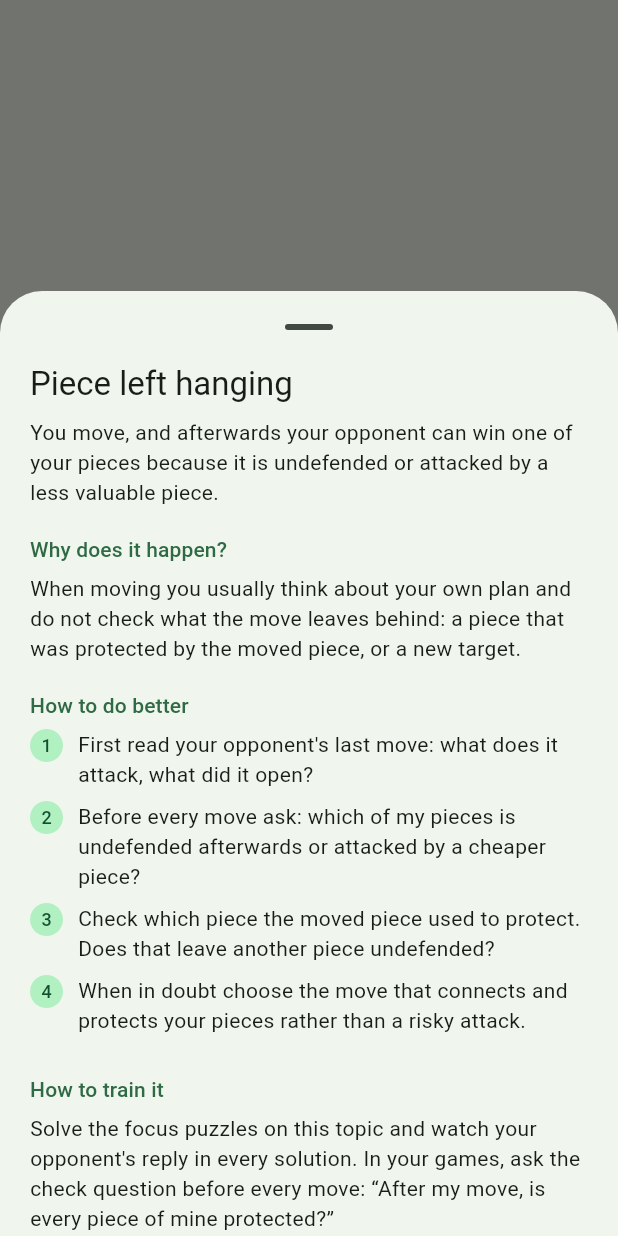
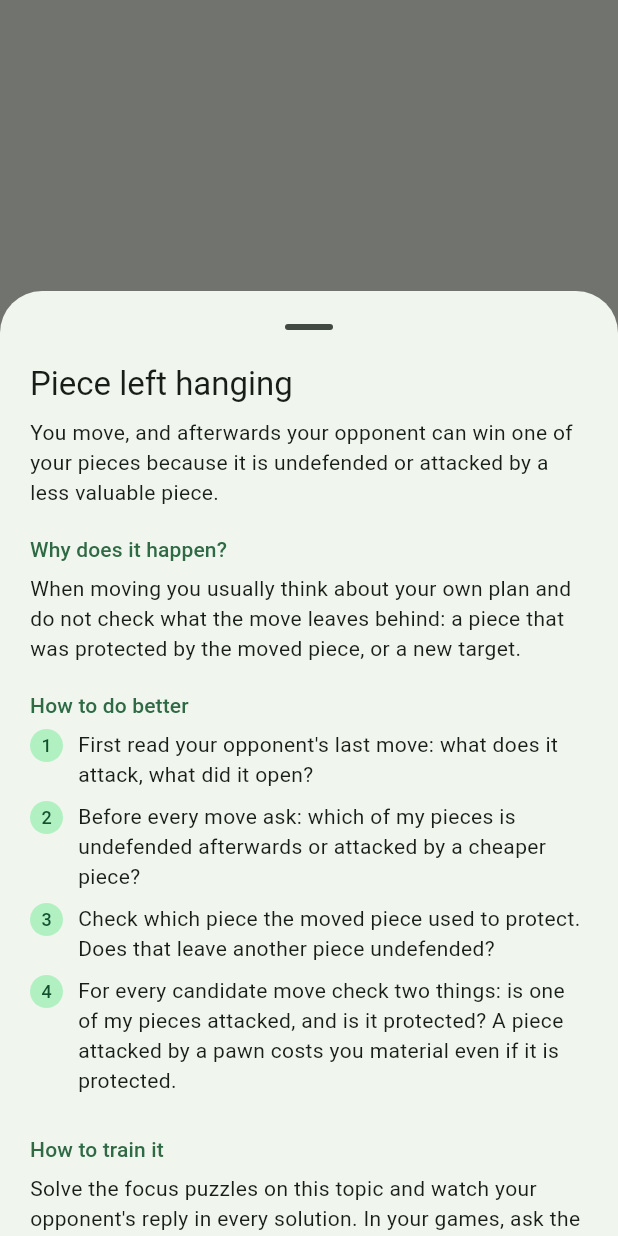
Before and after one commit to adubdubdub/chess-mentor-app, a Flutter app: what showTopicInfo() shows on an empty page, opened directly with empty values, on a phone screen of 412 x 824 dp. Run offline on Flutter 3.47's test engine with Material 3 defaults, Android fonts, the phone set to English and light mode, and no system bars; our stand-ins replace file_picker, flutter_local_notifications, flutter_secure_storage, flutter_timezone, shared_preferences, sqflite and 2 more; missing offline and left inert: chessground, dartchess, flutter_foreground_task, multistockfish, receive_sharing_intent; accounts and stored records are empty; network calls fail.

Commit message:
Elo-Anpassung E3: stufenspezifischer Schritt im Info-Blatt und Prüffrage je Stufe (Fokuskarte, Wochenmeldung)
Co-Authored-By: Claude Sonnet 5.5 <noreply@anthropic.com>

```diff
--- a/lib/mentor/focus_notice.dart
+++ b/lib/mentor/focus_notice.dart
@@ -3,6 +3,7 @@ library;
 
 import '../ui/strings.dart';
 import 'focus.dart';
+import 'strength.dart';
 import 'topic_texts.dart';
 
 class FocusNotice {
@@ -14,11 +15,11 @@ class FocusNotice {
 
 /// Wochenanfang: Der Fokus läuft noch, ist am [at] schon abgelaufen, oder es gibt noch keinen.
 /// Null, wenn es nichts Sinnvolles zu sagen gibt (kein Fokus und kein Vorschlag möglich).
-FocusNotice? weeklyNotice(Tr tr, {FocusEntry? active, required DateTime at, required bool hasSuggestion}) {
+FocusNotice? weeklyNotice(Tr tr, {FocusEntry? active, required DateTime at, required bool hasSuggestion, Level? level}) {
   if (active != null && at.isBefore(active.endsAt)) {
     return FocusNotice(
       '🎯 ${tr.t('Wochenfokus', 'Weekly focus')}: ${tr.topicName(active.topic)}',
-      tr.topicCheck(active.topic),
+      tr.topicCheckFor(active.topic, level),
     );
   }
   if (!hasSuggestion) return null;
--- /dev/null
+++ b/lib/mentor/level_texts_data.dart
@@ -0,0 +1,194 @@
+/// Stufenspezifische Hinweise je Thema (Elo-Anpassung E3): ein Schritt für die Info-Blätter und eine Prüffrage.
+/// Reihenfolge der Listen: Einsteiger, Fortgeschrittener Anfänger, Mittelstufe, Fortgeschritten (wie `Level`).
+library;
+
+import 'topics.dart';
+
+typedef LevelText = ({String stepDe, String stepEn, String checkDe, String checkEn});
+
+const Map<Topic, List<LevelText>> levelTexts = {
+  Topic.hangsPiece: [
+    (
+      stepDe: 'Zähle vor dem Ziehen deine Figuren durch: Steht eine ohne Schutz, kann dein Gegner sie sofort schlagen. Bewege keine Figur, die eine andere schützt.',
+      stepEn: 'Before moving, count your pieces: if one is unprotected, your opponent can take it right away. Do not move a piece that protects another.',
+      checkDe: 'Steht jede meiner Figuren sicher, oder kann der Gegner eine einfach schlagen?',
+      checkEn: 'Is every piece of mine safe, or can my opponent simply take one?',
+    ),
+    (
+      stepDe: 'Prüfe bei jedem Zugkandidaten zwei Dinge: Wird eine meiner Figuren angegriffen, und ist sie gedeckt? Eine Figur, die ein Bauer angreift, kostet dich Material, selbst wenn sie gedeckt ist.',
+      stepEn: 'For every candidate move check two things: is one of my pieces attacked, and is it protected? A piece attacked by a pawn costs you material even if it is protected.',
+      checkDe: 'Wird nach meinem Zug eine Figur angegriffen, und ist sie gedeckt?',
+      checkEn: 'After my move, is a piece attacked, and is it protected?',
+    ),
+    (
+      stepDe: 'Denke in Verbindungen: Welche Figuren decken sich gegenseitig, und welcher Verteidiger ist überlastet, weil er zwei Aufgaben hat?',
+      stepEn: 'Think in connections: which pieces protect each other, and which defender is overloaded because it has two jobs?',
+      checkDe: 'Welche meiner Figuren hängt an einem einzigen Verteidiger?',
+      checkEn: 'Which of my pieces depends on a single defender?',
+    ),
+    (
+      stepDe: 'Prüfe Überlastung und Ablenkung: Wenn der Gegner einen Verteidiger wegzieht oder vertreibt, was fällt dann? Solche Zwischenzüge findest du nur, wenn du seine stärksten Forderungen durchrechnest.',
+      stepEn: 'Check overload and deflection: if your opponent removes or chases away a defender, what falls? You only find such in-between moves by calculating his most forcing options.',
+      checkDe: 'Welchen Verteidiger kann der Gegner ablenken oder vertreiben, und was fällt dann?',
+      checkEn: 'Which defender can my opponent deflect or chase away, and what falls then?',
+    ),
+  ],
+  Topic.allowsMate: [
+    (
+      stepDe: 'Prüfe, ob dein König nach dem Zug noch Felder zum Ausweichen hat. Gibt der Gegner Schach und es gibt kein freies Feld, ist es Matt.',
+      stepEn: 'Check that your king still has squares to move to after your move. If your opponent checks and there is no free square, it is mate.',
+      checkDe: 'Kann mein Gegner mir nach dem Zug Schach geben, und wohin kann mein König dann?',
+      checkEn: 'After my move, can my opponent give me a check, and where can my king go?',
+    ),
+    (
+      stepDe: 'Achte aufs Grundreihenmatt: Steht dein König hinter eigenen Bauern ohne Fluchtfeld, reicht ein Turm- oder Damenschach. Schaffe vorher mit einem Bauernzug Luft.',
+      stepEn: 'Watch for back-rank mate: if your king sits behind its own pawns with no flight square, one rook or queen check is enough. Make room with a pawn move beforehand.',
+      checkDe: 'Hat mein König nach dem Zug ein Fluchtfeld, und deckt eine Figur die Grundreihe?',
+      checkEn: 'Does my king have a flight square after the move, and does a piece guard the back rank?',
+    ),
+    (
+      stepDe: 'Beachte, wo dein Königsschutz schwächer wird: Wenn Bauern vor dem König gezogen wurden, prüfe Batterien aus Dame und Läufer auf der offenen Diagonale.',
+      stepEn: 'Notice where your king\'s shelter gets weaker: if pawns in front of the king have moved, check queen-and-bishop batteries on the open diagonal.',
+      checkDe: 'Wo wird mein Königsschutz schwächer, und welche Gegnerfigur kann dort eindringen?',
+      checkEn: 'Where is my king\'s shelter getting weaker, and which enemy piece can break in there?',
+    ),
+    (
+      stepDe: 'Rechne die Schachfolgen des Gegners mit Zwischenzügen durch: Reicht ein Opfer, um meinen Königsschutz zu sprengen? Vorbeugen ist besser als Verteidigen.',
+      stepEn: 'Calculate your opponent\'s check sequences including in-between moves: is a sacrifice enough to blow up my king\'s shelter? Prevention beats defence.',
+      checkDe: 'Welches Opfer oder welcher Durchbruch könnte meinen Königsschutz sprengen?',
+      checkEn: 'Which sacrifice or breakthrough could blow up my king\'s shelter?',
+    ),
+  ],
+  Topic.missedMate: [
+    (
+      stepDe: 'Schau bei jedem Zug, ob du Schach geben kannst. Hat der gegnerische König nur wenige freie Felder, kann ein Schach schon Matt sein.',
+      stepEn: 'On every move look whether you can give check. If the enemy king has few free squares, a check can already be mate.',
+      checkDe: 'Kann ich dem König Schach geben, und wohin kann er dann ziehen?',
+      checkEn: 'Can I check the king, and where can it go then?',
+    ),
+    (
+      stepDe: 'Rechne jedes Schach bis zum Ende: Welche Antworten hat der König, kann man das Schach schlagen oder blocken? Bleibt keine, ist es Matt.',
+      stepEn: 'Calculate every check to the end: what replies does the king have, can the check be captured or blocked? If none remain, it is mate.',
+      checkDe: 'Gibt es ein Schach, nach dem der König keine gute Antwort hat?',
+      checkEn: 'Is there a check after which the king has no good reply?',
+    ),
+    (
+      stepDe: 'Suche Mattmuster mehrere Züge voraus: Ein Opfer, das Fluchtfelder nimmt, führt oft in zwei oder drei Zügen zum Matt.',
+      stepEn: 'Look for mating patterns several moves ahead: a sacrifice that takes away flight squares often leads to mate in two or three moves.',
+      checkDe: 'Welche Fluchtfelder des Königs kann ich mit einem Opfer oder Schach nehmen?',
+      checkEn: 'Which flight squares of the king can I take with a sacrifice or a check?',
+    ),
+    (
+      stepDe: 'Zähle forcierte Varianten systematisch: erst Schachs, dann Mattdrohungen, dann ruhige Züge, die Matt erzwingen. Prüfe alle Königsantworten, bevor du die Variante verwirfst.',
+      stepEn: 'Count forcing lines systematically: first checks, then mate threats, then quiet moves that force mate. Check all king replies before you discard a line.',
+      checkDe: 'Wo führt eine forcierte Folge aus Schachs und Mattdrohungen zum Ziel?',
+      checkEn: 'Where does a forcing sequence of checks and mate threats succeed?',
+    ),
+  ],
+  Topic.missedMaterial: [
+    (
+      stepDe: 'Schau, ob eine Figur deines Gegners nicht gedeckt ist: Dann kannst du sie schlagen. Schlage nur, wenn danach deine eigene Figur sicher bleibt.',
+      stepEn: 'Look whether one of your opponent\'s pieces is unprotected: then you can capture it. Only capture if your own piece stays safe afterwards.',
+      checkDe: 'Steht beim Gegner eine Figur ungeschützt, die ich schlagen kann?',
+      checkEn: 'Is one of my opponent\'s pieces unprotected so that I can take it?',
+    ),
+    (
+      stepDe: 'Suche Gabeln: Greift ein Springer oder die Dame zwei Figuren gleichzeitig an, gewinnst du meist Material. Prüfe auch Fesselungen.',
+      stepEn: 'Look for forks: if a knight or the queen attacks two pieces at once, you usually win material. Check pins as well.',
+      checkDe: 'Kann eine meiner Figuren zwei Ziele gleichzeitig angreifen?',
+      checkEn: 'Can one of my pieces attack two targets at once?',
+    ),
+    (
+      stepDe: 'Suche Taktikmotive systematisch: Fesselung, Abzug, Ablenkung, Zwischenzug. Frage dich, welche gegnerische Figur überlastet ist.',
+      stepEn: 'Search for tactical motifs systematically: pin, discovered attack, deflection, in-between move. Ask which enemy piece is overloaded.',
+      checkDe: 'Welche Gegnerfigur ist überlastet oder gefesselt, und wie nutze ich das?',
+      checkEn: 'Which enemy piece is overloaded or pinned, and how do I use that?',
+    ),
+    (
+      stepDe: 'Prüfe Zwischenzüge und Zugumstellungen, die Material erzwingen, bevor du deinen Plan fortsetzt. Rechne die Variante bis zum ruhigen Ende, damit du den Wert eines Opfers richtig einschätzt.',
+      stepEn: 'Check in-between moves and move-order tricks that force material before you continue your plan. Calculate the line to a quiet position to judge the value of a sacrifice correctly.',
+      checkDe: 'Welcher Zwischenzug oder welche Zugumstellung gewinnt hier Material?',
+      checkEn: 'Which in-between move or move-order trick wins material here?',
+    ),
+  ],
+  Topic.missedCheck: [
+    (
+      stepDe: 'Sieh dir jedes Schach an, auch wenn es zuerst sinnlos wirkt. Oft muss der König ziehen, und du gewinnst Zeit oder Material.',
+      stepEn: 'Look at every check, even if it seems pointless at first. Often the king has to move and you gain time or material.',
+      checkDe: 'Welche Schachs habe ich in dieser Stellung?',
+      checkEn: 'Which checks do I have in this position?',
+    ),
+    (
+      stepDe: 'Suche Schach mit Gabel: Eine Dame oder ein Springer, der König und eine zweite Figur gleichzeitig angreift, gewinnt Material.',
+      stepEn:
+          'Look for check with a fork: a queen or knight attacking the king and a second piece at once wins material.',
+      checkDe: 'Gibt es ein Schach, das gleichzeitig eine zweite Figur angreift?',
+      checkEn: 'Is there a check that attacks a second piece at the same time?',
+    ),
+    (
+      stepDe: 'Nutze Schachs, um Tempo zu gewinnen oder die Königsstellung zu zerstören, bevor du ruhig weiterspielst. Rechne aber nach, ob der König danach besser steht.',
+      stepEn: 'Use checks to gain tempo or wreck the king\'s position before you play on quietly. But check whether the king ends up better placed.',
+      checkDe: 'Verbessert oder verschlechtert ein Schach die Lage meines Gegners?',
+      checkEn: 'Does a check improve or worsen my opponent\'s position?',
+    ),
+    (
+      stepDe: 'Prüfe, ob ein Schach einen Verteidiger vertreibt oder eine Linie öffnet. Bevorzuge Schachs, die ein stärkeres Folgemotiv vorbereiten.',
+      stepEn: 'Check whether a check chases away a defender or opens a line. Prefer checks that prepare a stronger follow-up motif.',
+      checkDe: 'Welches Schach bereitet ein stärkeres Folgemotiv vor?',
+      checkEn: 'Which check prepares a stronger follow-up motif?',
+    ),
+  ],
+  Topic.advantageLost: [
+    (
+      stepDe:
+          'Wenn du eine Figur mehr hast, tausche ab. Spiele keine riskanten Angriffe, solange du ohnehin vorne liegst.',
+      stepEn: 'When you are a piece up, trade pieces. Do not play risky attacks while you are ahead anyway.',
+      checkDe: 'Kann ich mit Tauschen sicher einfacher spielen?',
+      checkEn: 'Can I play more simply and safely by trading?',
+    ),
+    (
+      stepDe: 'Prüfe vor jedem Zug, was der Gegner mit seinem letzten Zug erreichen will. Ein Vorteil geht oft durch einen einzigen übersehenen Angriff verloren.',
+      stepEn: 'Before every move check what your opponent wants to achieve with his last move. An advantage is often lost to a single overlooked attack.',
+      checkDe: 'Was will mein Gegner mit seinem letzten Zug erreichen?',
+      checkEn: 'What does my opponent want to achieve with his last move?',
+    ),
+    (
+      stepDe: 'Wandle den Vorteil planvoll um: Tausche aktive Gegnerfiguren, nimm ihm das Gegenspiel und öffne erst dann Linien für deinen Angriff.',
+      stepEn: 'Convert the advantage with a plan: trade the opponent\'s active pieces, take away his counterplay and only then open lines for your attack.',
+      checkDe: 'Welche Gegnerfigur gibt ihm noch Gegenspiel, und kann ich sie tauschen?',
+      checkEn: 'Which enemy piece still gives him counterplay, and can I trade it?',
+    ),
+    (
+      stepDe: 'Vergleiche zwei Fortsetzungen nach ihrem Risiko: Die sichere Umwandlung ist meist besser als eine forcierte Variante mit offenem Ausgang. Beuge dem besten Gegnerplan vor.',
+      stepEn: 'Compare two continuations by risk: the safe conversion is usually better than a forcing line with an open outcome. Prevent the opponent\'s best plan.',
+      checkDe: 'Welche Fortsetzung hat bei gleichem Vorteil weniger Risiko?',
+      checkEn: 'Which continuation carries less risk for the same advantage?',
+    ),
+  ],
+  Topic.whenWorse: [
+    (
+      stepDe: 'Wenn du schlechter stehst: Stelle nichts ein und tausche nicht ohne Not. Warte, ob dein Gegner einen Fehler macht.',
+      stepEn: 'When you are worse: do not hang anything and do not trade without need. Wait to see whether your opponent makes a mistake.',
+      checkDe: 'Was ist der sicherste Zug, bei dem ich nichts verliere?',
+      checkEn: 'What is the safest move that loses nothing?',
+    ),
+    (
+      stepDe: 'Finde die stärkste Drohung deines Gegners und wehre genau diese ab. So findest du meist den besten Verteidigungszug.',
+      stepEn: 'Find your opponent\'s strongest threat and parry exactly that. That usually leads you to the best defensive move.',
+      checkDe: 'Was ist die stärkste Drohung meines Gegners, und wie wehre ich sie ab?',
+      checkEn: 'What is my opponent\'s strongest threat, and how do I parry it?',
+    ),
+    (
+      stepDe: 'Suche aktive Verteidigung: ein Gegenschach, den Tausch des stärksten Angreifers oder eine Stellung, in der er nicht weiterkommt.',
+      stepEn: 'Look for active defence: a counter-check, trading the strongest attacker or a position where he cannot make progress.',
+      checkDe: 'Wie kann ich die Stellung festigen oder Gegenspiel schaffen?',
+      checkEn: 'How can I consolidate the position or create counterplay?',
+    ),
+    (
+      stepDe: 'Zähle deine Ressourcen: Dauerschach, Festung, Gegenopfer. Spiele den Zug, der die Stellung am schwersten angreifbar macht, nicht den, der den schnellsten Ausgleich verspricht.',
+      stepEn: 'Count your resources: perpetual check, fortress, counter-sacrifice. Play the move that makes the position hardest to attack, not the one that promises the quickest equality.',
+      checkDe: 'Welche Ressource (Dauerschach, Festung, Gegenopfer) hält die Stellung?',
+      checkEn: 'Which resource (perpetual check, fortress, counter-sacrifice) holds the position?',
+    ),
+  ],
+};
--- a/lib/mentor/topic_info.dart
+++ b/lib/mentor/topic_info.dart
@@ -2,6 +2,7 @@
 library;
 
 import '../ui/strings.dart';
+import 'strength.dart';
 import 'topic_texts.dart';
 import 'topics.dart';
 
@@ -19,14 +20,16 @@ class TopicInfo {
 }
 
 extension TopicInfoTexts on Tr {
-  TopicInfo topicInfo(Topic t) {
+  /// Mit [level] ersetzt ein stufenspezifischer Schritt den vierten allgemeinen, und die Prüffrage passt zur Stufe.
+  TopicInfo topicInfo(Topic t, {Level? level}) {
+    final check = topicCheckFor(t, level);
     final practice = this.t(
       'Löse die Fokus-Puzzles zu diesem Thema und achte bei jeder Auflösung auf die Antwort des Gegners. In deinen Partien '
-          'stellst du vor jedem Zug die Prüffrage: „${topicCheck(t)}“',
+          'stellst du vor jedem Zug die Prüffrage: „$check“',
       'Solve the focus puzzles on this topic and watch your opponent\'s reply in every solution. In your games, ask the '
-          'check question before every move: “${topicCheck(t)}”',
+          'check question before every move: “$check”',
     );
-    return switch (t) {
+    final base = switch (t) {
       Topic.hangsPiece => TopicInfo(
         what: this.t(
           'Du ziehst, und danach kann dein Gegner eine deiner Figuren gewinnen, weil sie ungedeckt steht oder von einer weniger wertvollen Figur angegriffen wird.',
@@ -231,5 +234,12 @@ extension TopicInfoTexts on Tr {
         practice: practice,
       ),
     };
+    if (level == null) return base;
+    return TopicInfo(
+      what: base.what,
+      why: base.why,
+      how: [...base.how.take(3), topicStepFor(t, level)],
+      practice: base.practice,
+    );
   }
 }
--- a/lib/mentor/topic_texts.dart
+++ b/lib/mentor/topic_texts.dart
@@ -2,6 +2,8 @@
 library;
 
 import '../ui/strings.dart';
+import 'level_texts_data.dart';
+import 'strength.dart';
 import 'topics.dart';
 
 extension TopicTexts on Tr {
@@ -79,4 +81,17 @@ extension TopicTexts on Tr {
     Topic.advantageLost => this.t('Was ist das sicherste Weiterspielen mit meinem Vorteil?', 'What is the safest way to continue with my advantage?'),
     Topic.whenWorse => this.t('Was ist der ruhigste Zug, der nichts verschlechtert?', 'What is the calmest move that makes nothing worse?'),
   };
+
+  /// Prüffrage passend zur Stufe (Elo-Anpassung); ohne Stufe die allgemeine [topicCheck].
+  String topicCheckFor(Topic t, Level? level) {
+    if (level == null) return topicCheck(t);
+    final x = levelTexts[t]![level.index];
+    return this.t(x.checkDe, x.checkEn);
+  }
+
+  /// Der stufenspezifische Schritt für das Info-Blatt.
+  String topicStepFor(Topic t, Level level) {
+    final x = levelTexts[t]![level.index];
+    return this.t(x.stepDe, x.stepEn);
+  }
 }
--- a/lib/puzzles/reminders.dart
+++ b/lib/puzzles/reminders.dart
@@ -92,7 +92,7 @@ class Reminders {
     if (!monday.isAfter(now)) monday = monday.add(const Duration(days: 7));
     for (var i = 0; i < _weeks; i++) {
       final at = tz.TZDateTime(tz.local, monday.year, monday.month, monday.day + 7 * i, 9);
-      final notice = weeklyNotice(tr, active: active, at: at, hasSuggestion: hasSuggestion);
+      final notice = weeklyNotice(tr, active: active, at: at, hasSuggestion: hasSuggestion, level: settings.level);
       if (notice == null) continue;
       await _plugin.zonedSchedule(
         id: _weeklyFirstId + i,
--- a/lib/ui/app_scope.dart
+++ b/lib/ui/app_scope.dart
@@ -33,6 +33,8 @@ class AppScope extends InheritedWidget {
   final StrengthService strength;
   final SecretStore secrets;
 
+  static AppScope? maybeOf(BuildContext context) => context.dependOnInheritedWidgetOfExactType<AppScope>();
+
   static AppScope of(BuildContext context) => context.dependOnInheritedWidgetOfExactType<AppScope>()!;
 
   @override
--- a/lib/ui/mentor_page.dart
+++ b/lib/ui/mentor_page.dart
@@ -138,6 +138,7 @@ class _MentorPageState extends State<MentorPage> {
         await _load();
       },
       onReview: _openReview,
+      level: AppScope.of(context).settings.level,
       onPractice: () => Navigator.of(context).push(MaterialPageRoute<void>(builder: (_) => const PuzzlePage())).then((_) => _load()),
     );
   }
--- a/lib/ui/topic_info_sheet.dart
+++ b/lib/ui/topic_info_sheet.dart
@@ -1,12 +1,16 @@
 import 'package:flutter/material.dart';
 
+import '../mentor/strength.dart';
 import '../mentor/topic_info.dart';
 import '../mentor/topic_texts.dart';
 import '../mentor/topics.dart';
+import 'app_scope.dart';
 import 'strings.dart';
 
 /// Ausführliche Erklärung zu einem Thema als aufziehbares Blatt: worum es geht, warum es passiert, wie es besser wird.
-Future<void> showTopicInfo(BuildContext context, Topic topic) => showModalBottomSheet<void>(
+Future<void> showTopicInfo(BuildContext context, Topic topic) {
+  final level = AppScope.maybeOf(context)?.settings.level;
+  return showModalBottomSheet<void>(
   context: context,
   isScrollControlled: true,
   showDragHandle: true,
@@ -15,21 +19,25 @@ Future<void> showTopicInfo(BuildContext context, Topic topic) => showModalBottom
     initialChildSize: 0.75,
     minChildSize: 0.4,
     maxChildSize: 0.95,
-    builder: (ctx, controller) => TopicInfoView(topic: topic, controller: controller),
+    builder: (ctx, controller) => TopicInfoView(topic: topic, controller: controller, level: level),
   ),
-);
+  );
+}
 
 class TopicInfoView extends StatelessWidget {
-  const TopicInfoView({super.key, required this.topic, this.controller});
+  const TopicInfoView({super.key, required this.topic, this.controller, this.level});
 
   final Topic topic;
+
+  /// Spielstärke-Stufe für den stufenspezifischen Schritt (null = allgemein).
+  final Level? level;
   final ScrollController? controller;
 
   @override
   Widget build(BuildContext context) {
     final tr = Tr.of(context);
     final theme = Theme.of(context);
-    final info = tr.topicInfo(topic);
+    final info = tr.topicInfo(topic, level: level);
     Widget heading(String text) => Padding(
       padding: const EdgeInsets.only(top: 18, bottom: 6),
       child: Text(text, style: theme.textTheme.titleSmall?.copyWith(color: theme.colorScheme.primary)),
```
Also changed, not shown: lib/ui/focus_card.dart (+6 -1 lines), 1 other file.
